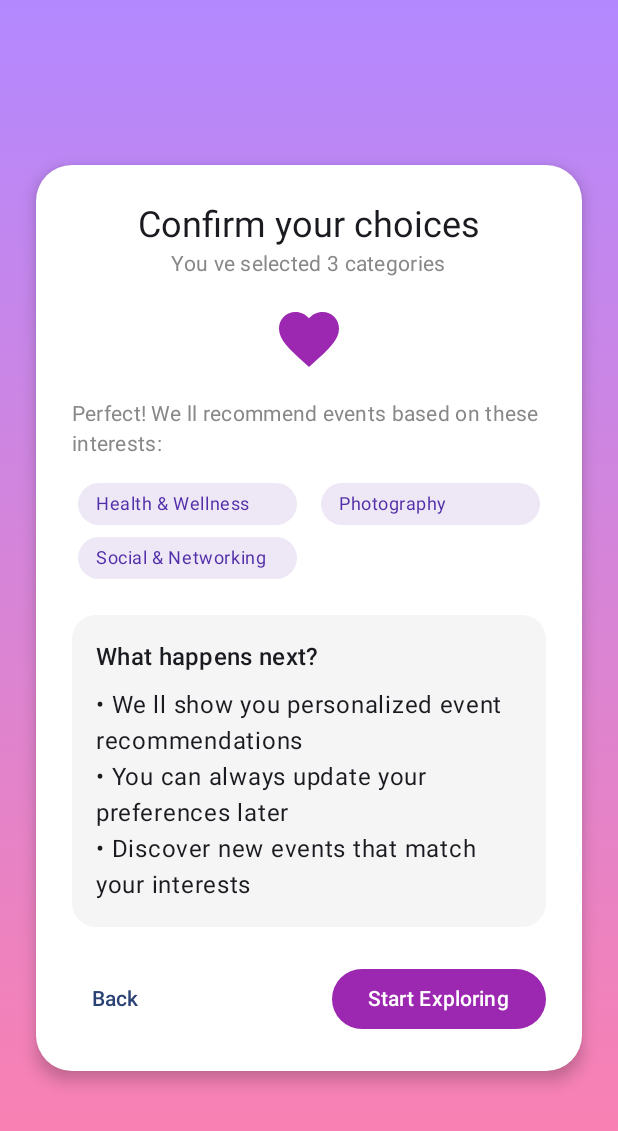
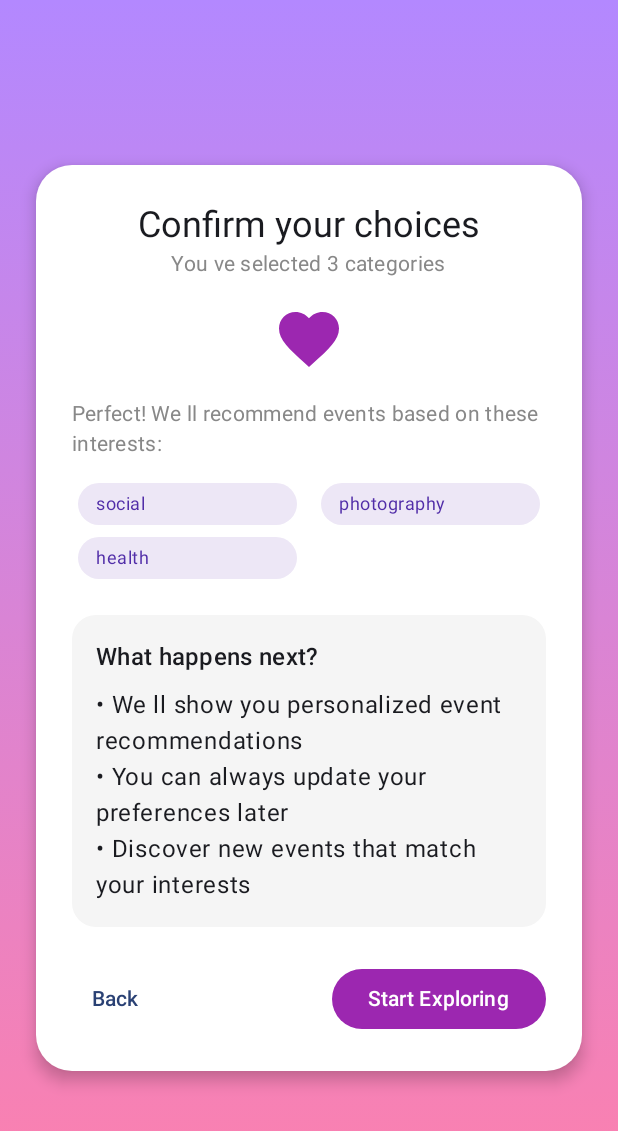
Before and after one commit to doech/Wherenow, an Android app built with Jetpack Compose: the QuizScreen screen opened through its navigation route, after a tap on "Continue", on a phone screen of 412 x 824 dp. Shown: the top 1131 px of the screen. Run offline under Robolectric (Android 15) with nearby library versions, the phone set to English and light mode, and no system bars; 3 other taps on this screen came first.

Commit message:
actualizaciones y estructura para nueva fase del proyecto

```diff
--- a/app/src/main/java/com/example/wherenow/ConfirmationScreen.kt
+++ /dev/null
@@ -1,160 +0,0 @@
-package com.example.wherenow
-
-import androidx.compose.foundation.background
-import androidx.compose.foundation.layout.*
-import androidx.compose.foundation.shape.RoundedCornerShape
-import androidx.compose.material.icons.Icons
-import androidx.compose.material.icons.filled.Favorite
-import androidx.compose.material3.*
-import androidx.compose.runtime.Composable
-import androidx.compose.ui.Alignment
-import androidx.compose.ui.Modifier
-import androidx.compose.ui.graphics.Brush
-import androidx.compose.ui.graphics.Color
-import androidx.compose.ui.unit.dp
-import androidx.navigation.NavController
-import androidx.compose.foundation.lazy.grid.GridCells
-import androidx.compose.foundation.lazy.grid.LazyVerticalGrid
-import androidx.compose.foundation.lazy.grid.items
-import androidx.compose.ui.res.stringResource
-
-
-@Composable
-fun ConfirmationScreen(navController: NavController) {
-    val interests = listOf(
-        "Health & Wellness",
-        "Photography",
-        "Social & Networking"
-    )
-
-    Box(
-        modifier = Modifier
-            .fillMaxSize()
-            .background(
-                Brush.verticalGradient(
-                    colors = listOf(
-                        Color(0xFFB388FF),
-                        Color(0xFFFF80AB)
-                    )
-                )
-            ),
-        contentAlignment = Alignment.Center
-    ) {
-        Card(
-            modifier = Modifier
-                .fillMaxWidth()
-                .padding(24.dp),
-            shape = RoundedCornerShape(24.dp),
-            elevation = CardDefaults.cardElevation(6.dp),
-            colors = CardDefaults.cardColors(containerColor = Color.White)
-        ) {
-            Column(
-                modifier = Modifier.padding(24.dp),
-                horizontalAlignment = Alignment.CenterHorizontally
-            ) {
-
-                Text(
-                    text = stringResource(R.string.confirmation_title),
-                    style = MaterialTheme.typography.headlineSmall
-                )
-
-                Text(
-                    text = stringResource(R.string.confirmation_selected, interests.size),
-                    style = MaterialTheme.typography.bodyMedium,
-                    color = Color.Gray
-                )
-
-                Spacer(Modifier.height(16.dp))
-
-
-                Icon(
-                    imageVector = Icons.Default.Favorite,
-                    contentDescription = "Heart",
-                    tint = Color(0xFF9C27B0),
-                    modifier = Modifier.size(48.dp)
-                )
-
-                Spacer(Modifier.height(16.dp))
-
-
-                Text(
-                    text = stringResource(R.string.confirmation_message),
-                    style = MaterialTheme.typography.bodyMedium,
-                    color = Color.Gray
-                )
-
-                Spacer(Modifier.height(16.dp))
-
-
-                LazyVerticalGrid(
-                    columns = GridCells.Adaptive(minSize = 140.dp),
-                    horizontalArrangement = Arrangement.spacedBy(8.dp),
-                    verticalArrangement = Arrangement.spacedBy(8.dp),
-                    userScrollEnabled = false,
-                    modifier = Modifier
-                        .fillMaxWidth()
-                        .heightIn(min = 0.dp, max = 200.dp)
-                ) {
-                    items(interests) { label ->
-                        InterestChip(label)
-                    }
-                }
-
-                Spacer(Modifier.height(24.dp))
-
-
-                Card(
-                    colors = CardDefaults.cardColors(containerColor = Color(0xFFF5F5F5)),
-                    shape = RoundedCornerShape(16.dp),
-                    modifier = Modifier.fillMaxWidth()
-                ) {
-                    Column(modifier = Modifier.padding(16.dp)) {
-                    Text(
-                        stringResource(R.string.what_happens_next),
-                        style = MaterialTheme.typography.titleMedium
-                    )
-                    Spacer(Modifier.height(8.dp))
-                    Text("• " + stringResource(R.string.bullet_recommendations))
-                    Text("• " + stringResource(R.string.bullet_update))
-                    Text("• " + stringResource(R.string.bullet_discover))
-                    }
-                }
-
-                Spacer(Modifier.height(24.dp))
-
-
-                Row(
-                    modifier = Modifier.fillMaxWidth(),
-                    horizontalArrangement = Arrangement.SpaceBetween,
-                    verticalAlignment = Alignment.CenterVertically
-                ) {
-                    TextButton(onClick = { navController.popBackStack() }) {
-                        Text(stringResource(R.string.back))
-                    }
-                    Button(
-                        onClick = { navController.navigate(NavRoutes.AUTH) },
-                        colors = ButtonDefaults.buttonColors(containerColor = Color(0xFF9C27B0))
-                    ) {
-                        Text(stringResource(R.string.start_exploring))
-                    }
-                }
-            }
-        }
-    }
-}
-
-@Composable
-fun InterestChip(label: String) {
-    Surface(
-        shape = RoundedCornerShape(50),
-        color = Color(0xFFEDE7F6),
-        modifier = Modifier.padding(horizontal = 4.dp)
-    ) {
-        Text(
-            text = label,
-            style = MaterialTheme.typography.bodySmall,
-            modifier = Modifier.padding(horizontal = 12.dp, vertical = 6.dp),
-            color = Color(0xFF512DA8)
-        )
-    }
-}
--- a/app/src/main/java/com/example/wherenow/NavComposable.kt
+++ b/app/src/main/java/com/example/wherenow/NavComposable.kt
@@ -20,6 +20,8 @@ fun NavComposable(
         composable(NavRoutes.AUTH)        { AuthScreen(navController) }
         composable(NavRoutes.LOCATION)     { LocationScreen(navController) }
         composable(NavRoutes.QUIZ)         { QuizScreen(navController) }
-        composable(NavRoutes.CONFIRMATION) { ConfirmationScreen(navController) }
+        composable(route=NavRoutes.HOME)         { HomeScreen(navController) }
+        composable(NavRoutes.SEARCH)       { SearchScreen(navController) }
+        composable(NavRoutes.EVENTS)       { EventsScreen(navController) }
     }
 }
--- a/app/src/main/java/com/example/wherenow/NavRoutes.kt
+++ b/app/src/main/java/com/example/wherenow/NavRoutes.kt
@@ -4,5 +4,7 @@ object NavRoutes {
     const val AUTH = "auth"
     const val LOCATION = "location"
     const val QUIZ = "quiz"
-    const val CONFIRMATION = "confirmation"
+    const val HOME = "home"
+    const val SEARCH = "search"
+    const val EVENTS = "events"
 }
--- a/app/src/main/java/com/example/wherenow/QuizScreen.kt
+++ b/app/src/main/java/com/example/wherenow/QuizScreen.kt
@@ -9,6 +9,8 @@ import androidx.compose.foundation.lazy.grid.GridCells
 import androidx.compose.foundation.lazy.grid.LazyVerticalGrid
 import androidx.compose.foundation.lazy.grid.items
 import androidx.compose.foundation.shape.RoundedCornerShape
+import androidx.compose.material.icons.Icons
+import androidx.compose.material.icons.filled.Favorite
 import androidx.compose.material3.*
 import androidx.compose.runtime.*
 import androidx.compose.ui.Alignment
@@ -20,23 +22,39 @@ import androidx.compose.ui.graphics.Color
 import androidx.compose.ui.graphics.Path
 import androidx.compose.ui.graphics.drawscope.DrawScope
 import androidx.compose.ui.graphics.drawscope.Stroke
+import androidx.compose.ui.res.stringResource
 import androidx.compose.ui.text.font.FontWeight
 import androidx.compose.ui.text.style.TextAlign
 import androidx.compose.ui.unit.dp
 import androidx.compose.ui.unit.sp
 import androidx.navigation.NavController
-import androidx.compose.ui.res.stringResource
 
+// =========================
+// Datos
+// =========================
 data class InterestCategory(
     val id: String,
     val title: String,
-    val iconType: String, // identificador del ícono dibujado
+    val iconType: String,
     val color: Color
 )
+
+// =========================
+// Quiz
+// =========================
 
 @Composable
 fun QuizScreen(navController: NavController) {
     var selectedInterests by remember { mutableStateOf(setOf<String>()) }
+    var showConfirmation by remember { mutableStateOf(false) }
+
+    if (showConfirmation) {
+        ConfirmationScreen(
+            navController = navController,
+            selectedInterests = selectedInterests.toList()
+        )
+        return
+    }
 
     val interests = listOf(
         InterestCategory("music",       stringResource(R.string.interest_music),       "music",       Color(0xFF9C27B0)),
@@ -51,16 +69,12 @@ fun QuizScreen(navController: NavController) {
         InterestCategory("health",      stringResource(R.string.interest_health),      "health",      Color(0xFFF44336))
     )
 
-
     Box(
         modifier = Modifier
             .fillMaxSize()
             .background(
                 brush = Brush.verticalGradient(
-                    colors = listOf(
-                        Color(0xFFB388FF), // morado suave
-                        Color(0xFFFF80AB)  // rosa
-                    )
+                    listOf(Color(0xFFB388FF), Color(0xFFFF80AB))
                 )
             )
     ) {
@@ -80,22 +94,19 @@ fun QuizScreen(navController: NavController) {
                 InterestSelectionScreen(
                     interests = interests,
                     selectedInterests = selectedInterests,
-                    onInterestToggle = { interestId ->
-                        selectedInterests = if (selectedInterests.contains(interestId)) {
-                            selectedInterests - interestId
-                        } else {
-                            selectedInterests + interestId
-                        }
+                    onInterestToggle = { id ->
+                        selectedInterests = if (selectedInterests.contains(id)) selectedInterests - id else selectedInterests + id
                     },
                     onContinue = {
-                        navController.navigate(NavRoutes.CONFIRMATION)
+                        showConfirmation = true
                     },
                     onBack = { navController.popBackStack() }
                 )
             }
+            }
         }
     }
-}
+
 
 @Composable
 fun InterestSelectionScreen(
@@ -105,9 +116,7 @@ fun InterestSelectionScreen(
     onContinue: () -> Unit,
     onBack: () -> Unit
 ) {
-    Column(
-        horizontalAlignment = Alignment.CenterHorizontally
-    ) {
+    Column(horizontalAlignment = Alignment.CenterHorizontally) {
         Text(
             text = stringResource(R.string.quiz_title),
             fontSize = 24.sp,
@@ -116,7 +125,7 @@ fun InterestSelectionScreen(
             textAlign = TextAlign.Center
         )
 
-        Spacer(modifier = Modifier.height(8.dp))
+        Spacer(Modifier.height(8.dp))
 
         Text(
             text = stringResource(R.string.quiz_subtitle),
@@ -125,7 +134,7 @@ fun InterestSelectionScreen(
             textAlign = TextAlign.Center
         )
 
-        Spacer(modifier = Modifier.height(32.dp))
+        Spacer(Modifier.height(32.dp))
 
         LazyVerticalGrid(
             columns = GridCells.Fixed(2),
@@ -142,7 +151,7 @@ fun InterestSelectionScreen(
             }
         }
 
-        Spacer(modifier = Modifier.height(24.dp))
+        Spacer(Modifier.height(24.dp))
 
         Row(
             modifier = Modifier.fillMaxWidth(),
@@ -154,8 +163,8 @@ fun InterestSelectionScreen(
                 colors = ButtonDefaults.textButtonColors(contentColor = Color(0xFF718096))
             ) {
                 CustomIcon(iconType = "arrow_back", color = Color(0xFF718096), size = 16.dp)
-                Spacer(modifier = Modifier.width(8.dp))
-                Text(stringResource(R.string.back)+">")
+                Spacer(Modifier.width(8.dp))
+                Text(stringResource(R.string.back))
             }
 
             Button(
@@ -173,7 +182,7 @@ fun InterestSelectionScreen(
                     color = Color.White,
                     fontWeight = FontWeight.Medium
                 )
-                Spacer(modifier = Modifier.width(8.dp))
+                Spacer(Modifier.width(8.dp))
                 CustomIcon(iconType = "arrow_forward", color = Color.White, size = 16.dp)
             }
         }
@@ -193,11 +202,7 @@ fun InterestCard(
             .clickable { onClick() }
             .then(
                 if (isSelected) {
-                    Modifier.border(
-                        2.dp,
-                        Color(0xFF9C27B0),
-                        RoundedCornerShape(16.dp)
-                    )
+                    Modifier.border(2.dp, Color(0xFF9C27B0), RoundedCornerShape(16.dp))
                 } else {
                     Modifier
                 }
@@ -215,14 +220,8 @@ fun InterestCard(
             horizontalAlignment = Alignment.CenterHorizontally,
             verticalArrangement = Arrangement.Center
         ) {
-            CustomIcon(
-                iconType = interest.iconType,
-                color = interest.color,
-                size = 24.dp
-            )
-
-            Spacer(modifier = Modifier.height(8.dp))
-
+            CustomIcon(interest.iconType, interest.color, 24.dp)
+            Spacer(Modifier.height(8.dp))
             Text(
                 text = interest.title,
                 fontSize = 12.sp,
@@ -235,6 +234,149 @@ fun InterestCard(
     }
 }
 
+// =========================
+// Confirmation
+// =========================
+
+@Composable
+fun ConfirmationScreen(
+    navController: NavController,
+    selectedInterests: List<String>
+) {
+    val interests = selectedInterests.ifEmpty {
+        listOf(
+        "Health & Wellness",
+        "Photography",
+        "Social & Networking"
+    )
+    }
+
+    Box(
+        modifier = Modifier
+            .fillMaxSize()
+            .background(
+                Brush.verticalGradient(
+                    listOf(Color(0xFFB388FF), Color(0xFFFF80AB))
+                )
+            ),
+        contentAlignment = Alignment.Center
+    ) {
+        Card(
+            modifier = Modifier
+                .fillMaxWidth()
+                .padding(24.dp),
+            shape = RoundedCornerShape(24.dp),
+            colors = CardDefaults.cardColors(containerColor = Color.White),
+            elevation = CardDefaults.cardElevation(6.dp)
+        ) {
+            Column(
+                modifier = Modifier.padding(24.dp),
+                horizontalAlignment = Alignment.CenterHorizontally
+            ) {
+                Text(
+                    text = stringResource(R.string.confirmation_title),
+                    style = MaterialTheme.typography.headlineSmall
+                )
+
+                Text(
+                    text = stringResource(R.string.confirmation_selected, interests.size),
+                    style = MaterialTheme.typography.bodyMedium,
+                    color = Color.Gray
+                )
+
+                Spacer(Modifier.height(16.dp))
+
+                Icon(
+                    imageVector = Icons.Default.Favorite,
+                    contentDescription = null,
+                    tint = Color(0xFF9C27B0),
+                    modifier = Modifier.size(48.dp)
+                )
+
+                Spacer(Modifier.height(16.dp))
+
+                Text(
+                    text = stringResource(R.string.confirmation_message),
+                    style = MaterialTheme.typography.bodyMedium,
+                    color = Color.Gray
+                )
+
+                Spacer(Modifier.height(16.dp))
+
+                LazyVerticalGrid(
+                    columns = GridCells.Adaptive(minSize = 140.dp),
+                    horizontalArrangement = Arrangement.spacedBy(8.dp),
+                    verticalArrangement = Arrangement.spacedBy(8.dp),
+                    userScrollEnabled = false,
+                    modifier = Modifier
+                        .fillMaxWidth()
+                        .heightIn(min = 0.dp, max = 200.dp)
+                ) {
+                    items(interests) { label ->
+                        InterestChip(label)
+                    }
+                }
+
+                Spacer(Modifier.height(24.dp))
+
+                Card(
+                    colors = CardDefaults.cardColors(containerColor = Color(0xFFF5F5F5)),
+                    shape = RoundedCornerShape(16.dp),
+                    modifier = Modifier.fillMaxWidth()
+                ) {
+                    Column(modifier = Modifier.padding(16.dp)) {
+                        Text(
+                            stringResource(R.string.what_happens_next),
+                            style = MaterialTheme.typography.titleMedium
+                        )
+                        Spacer(Modifier.height(8.dp))
+                        Text("• " + stringResource(R.string.bullet_recommendations))
+                        Text("• " + stringResource(R.string.bullet_update))
+                        Text("• " + stringResource(R.string.bullet_discover))
+                    }
+                }
+
+                Spacer(Modifier.height(24.dp))
+
+                Row(
+                    modifier = Modifier.fillMaxWidth(),
+                    horizontalArrangement = Arrangement.SpaceBetween,
+                    verticalAlignment = Alignment.CenterVertically
+                ) {
+                    TextButton(onClick = { navController.popBackStack() }) {
+                        Text(stringResource(R.string.back))
+                    }
+                    Button(
+                        onClick = { navController.navigate(NavRoutes.AUTH) },
+                        colors = ButtonDefaults.buttonColors(containerColor = Color(0xFF9C27B0))
+                    ) {
+                        Text(stringResource(R.string.start_exploring))
+                    }
+                }
+            }
+        }
+    }
+}
+
+@Composable
+fun InterestChip(label: String) {
+    Surface(
+        shape = RoundedCornerShape(50),
+        color = Color(0xFFEDE7F6),
+        modifier = Modifier.padding(horizontal = 4.dp)
+    ) {
+        Text(
+            text = label,
+            style = MaterialTheme.typography.bodySmall,
+            modifier = Modifier.padding(horizontal = 12.dp, vertical = 6.dp),
+            color = Color(0xFF512DA8)
+        )
+    }
+}
+
+// =========================
+// Iconos dibujados (Canvas)
+// =========================
 @Composable
 fun CustomIcon(
     iconType: String,
@@ -242,9 +384,7 @@ fun CustomIcon(
     size: androidx.compose.ui.unit.Dp,
     modifier: Modifier = Modifier
 ) {
-    Canvas(
-        modifier = modifier.size(size)
-    ) {
+    Canvas(modifier = modifier.size(size)) {
         when (iconType) {
             "music" -> drawMusicIcon(color)
             "food" -> drawFoodIcon(color)
@@ -262,8 +402,6 @@ fun CustomIcon(
         }
     }
 }
-
-// ===== Íconos dibujados (reutilizados por las tarjetas) =====
 
 fun DrawScope.drawMusicIcon(color: Color) {
     drawCircle(color = color, radius = size.width * 0.15f, center = Offset(size.width * 0.3f, size.height * 0.7f))
```
